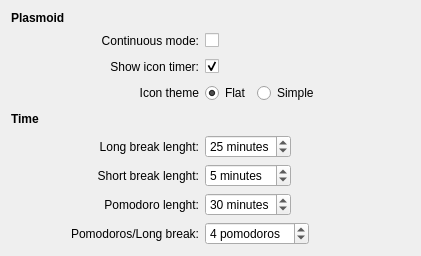
arthurtaborda/Tomatoid, file contents/ui/config.ui: the form before one commit.
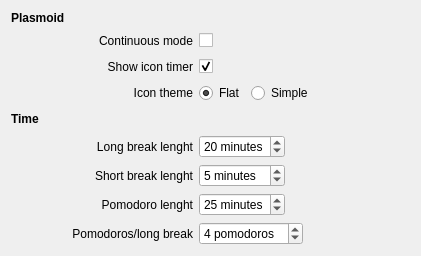
The form after the commit.

Commit message: Fixing rename of tasks, fixing but with continuous mode not stopping after long break, add i18n support with pt_BR translation, add feature of estimated pomodoros and some minor bug fixes

The edit to the form file:
```diff
--- a/contents/ui/config.ui
+++ b/contents/ui/config.ui
@@ -7,14 +7,14 @@
     <x>0</x>
     <y>0</y>
     <width>421</width>
-    <height>242</height>
+    <height>243</height>
    </rect>
   </property>
   <layout class="QGridLayout" name="gridLayout">
    <item row="19" column="1">
     <widget class="QLabel" name="label_3">
      <property name="text">
-      <string>Long break lenght:</string>
+      <string>Long break lenght</string>
      </property>
      <property name="alignment">
       <set>Qt::AlignRight|Qt::AlignTrailing|Qt::AlignVCenter</set>
@@ -43,7 +43,7 @@
       <enum>Qt::LeftToRight</enum>
      </property>
      <property name="text">
-      <string>Pomodoro lenght:</string>
+      <string>Pomodoro lenght</string>
      </property>
      <property name="alignment">
       <set>Qt::AlignRight|Qt::AlignTrailing|Qt::AlignVCenter</set>
@@ -56,7 +56,7 @@
       <enum>Qt::LeftToRight</enum>
      </property>
      <property name="text">
-      <string>Show icon timer:</string>
+      <string>Show icon timer</string>
      </property>
      <property name="alignment">
       <set>Qt::AlignRight|Qt::AlignTrailing|Qt::AlignVCenter</set>
@@ -117,7 +117,7 @@
         <number>60</number>
        </property>
        <property name="value">
-        <number>30</number>
+        <number>25</number>
        </property>
       </widget>
      </item>
@@ -150,7 +150,7 @@
         <number>60</number>
        </property>
        <property name="value">
-        <number>25</number>
+        <number>20</number>
        </property>
       </widget>
      </item>
@@ -172,7 +172,7 @@
    <item row="25" column="1">
     <widget class="QLabel" name="label_4">
      <property name="text">
-      <string>Pomodoros/Long break:</string>
+      <string>Pomodoros/long break</string>
      </property>
      <property name="alignment">
       <set>Qt::AlignRight|Qt::AlignTrailing|Qt::AlignVCenter</set>
@@ -324,7 +324,7 @@
    <item row="20" column="1">
     <widget class="QLabel" name="label_2">
      <property name="text">
-      <string>Short break lenght:</string>
+      <string>Short break lenght</string>
      </property>
      <property name="alignment">
       <set>Qt::AlignRight|Qt::AlignTrailing|Qt::AlignVCenter</set>
@@ -350,7 +350,7 @@
       <enum>Qt::LeftToRight</enum>
      </property>
      <property name="text">
-      <string>Continuous mode:</string>
+      <string>Continuous mode</string>
      </property>
      <property name="alignment">
       <set>Qt::AlignRight|Qt::AlignTrailing|Qt::AlignVCenter</set>
@@ -361,9 +361,6 @@
     <layout class="QHBoxLayout" name="horizontalLayout_7">
      <item>
       <widget class="QCheckBox" name="kcfg_continuousMode">
-       <property name="enabled">
-        <bool>true</bool>
-       </property>
        <property name="text">
         <string/>
        </property>
```
The commit also changes 11 other files.
